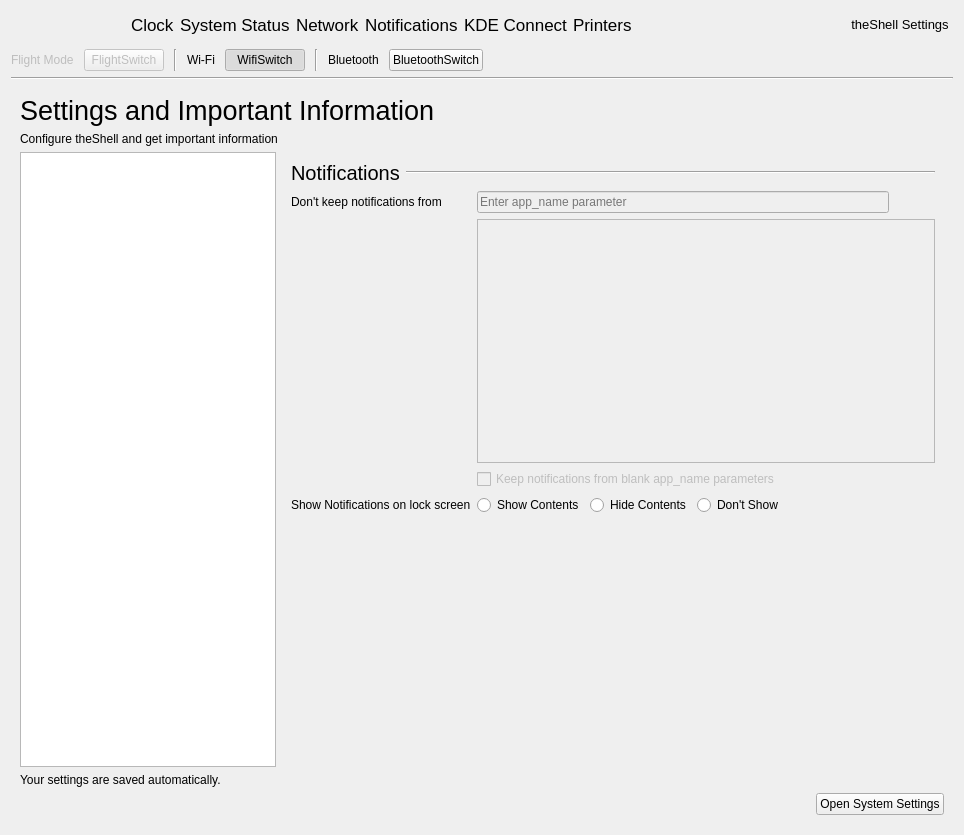
First picture: the form in infopanedropdown.ui, repository vicr123/theshell, before the edit.
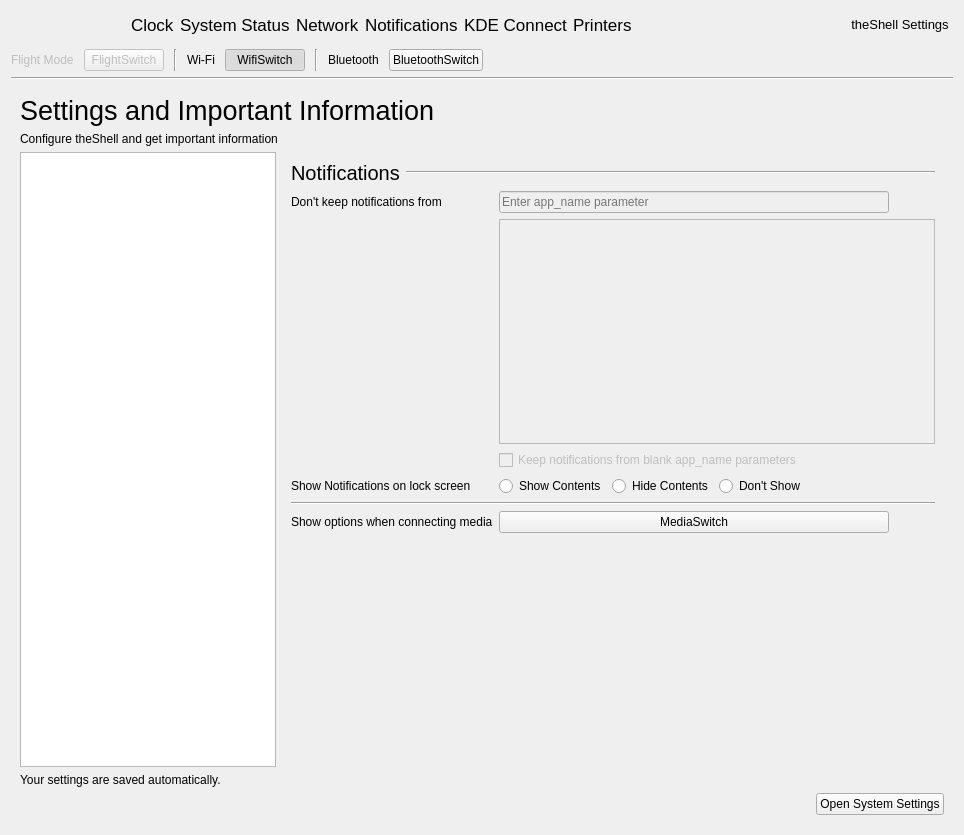
Second picture: the form after the edit. The open tabs and pages were chosen to show the change. Icons and pictures are not drawn. Custom widgets are drawn as their Qt base class.

Commit message: New Media Insertion Screen

```diff
--- a/infopanedropdown.ui
+++ b/infopanedropdown.ui
@@ -2080,6 +2080,13 @@
            </widget>
            <widget class="QWidget" name="NotificationsSettings">
             <layout class="QGridLayout" name="gridLayout_3">
+             <item row="6" column="0">
+              <widget class="QLabel" name="label_49">
+               <property name="text">
+                <string>Show options when connecting media</string>
+               </property>
+              </widget>
+             </item>
              <item row="4" column="0">
               <widget class="QLabel" name="label_43">
                <property name="text">
@@ -2128,7 +2135,7 @@
                </property>
               </widget>
              </item>
-             <item row="5" column="0" colspan="3">
+             <item row="8" column="0" colspan="3">
               <spacer name="verticalSpacer_10">
                <property name="orientation">
                 <enum>Qt::Vertical</enum>
@@ -2258,6 +2265,20 @@
                </layout>
               </widget>
              </item>
+             <item row="5" column="0" colspan="3">
+              <widget class="Line" name="line_11">
+               <property name="orientation">
+                <enum>Qt::Horizontal</enum>
+               </property>
+              </widget>
+             </item>
+             <item row="6" column="1">
+              <widget class="Switch" name="MediaSwitch">
+               <property name="text">
+                <string>MediaSwitch</string>
+               </property>
+              </widget>
+             </item>
             </layout>
            </widget>
            <widget class="QWidget" name="InputSettings">
```
Left out of the diff: 18 changed lines with no effect on the pictures. The commit also changes 9 other files.
